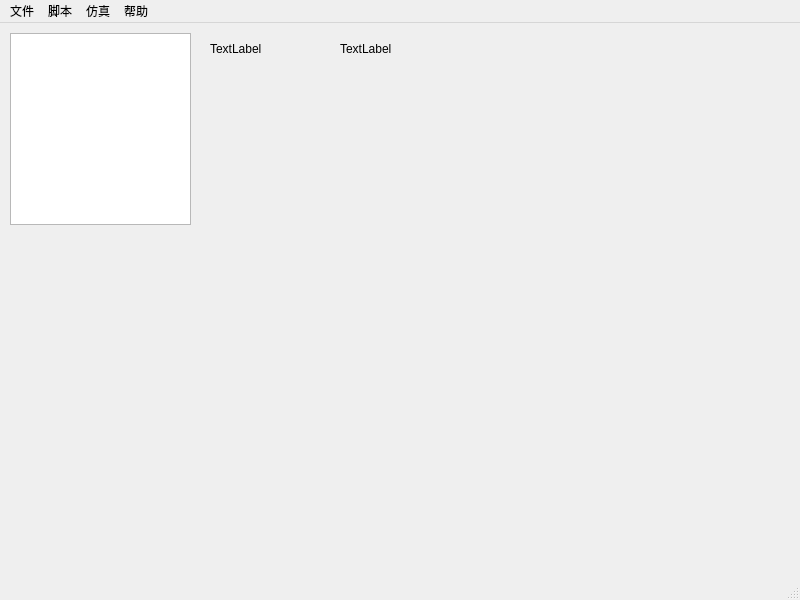
Old version of the form src/guide_software/mainpage.ui in the repository creeper12356/guide_software.
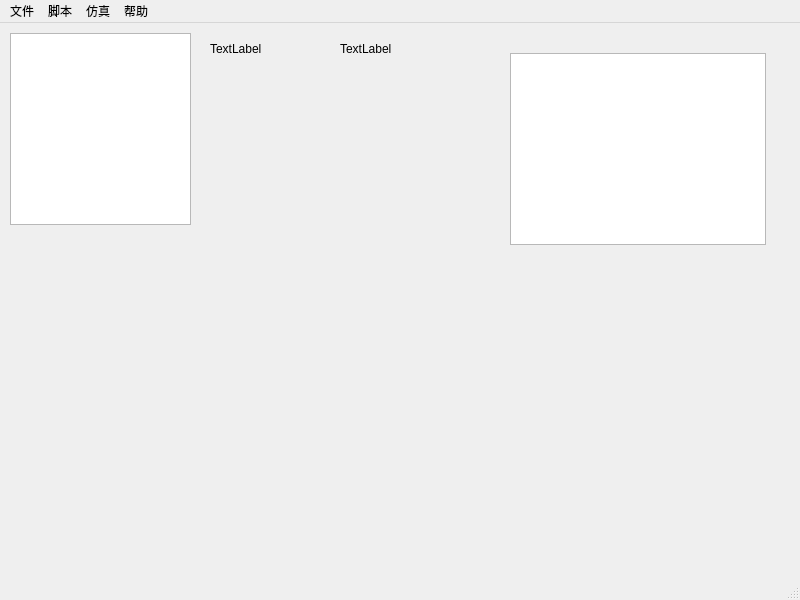
New version of the form. Icons and pictures are not drawn.

Commit message: remove test native

```diff
--- a/src/guide_software/mainpage.ui
+++ b/src/guide_software/mainpage.ui
@@ -53,6 +53,16 @@
      <string>TextLabel</string>
     </property>
    </widget>
+   <widget class="QTextBrowser" name="textBrowser">
+    <property name="geometry">
+     <rect>
+      <x>510</x>
+      <y>30</y>
+      <width>256</width>
+      <height>192</height>
+     </rect>
+    </property>
+   </widget>
   </widget>
   <widget class="QMenuBar" name="menubar">
    <property name="geometry">
```
The commit also changes 2 other files.
